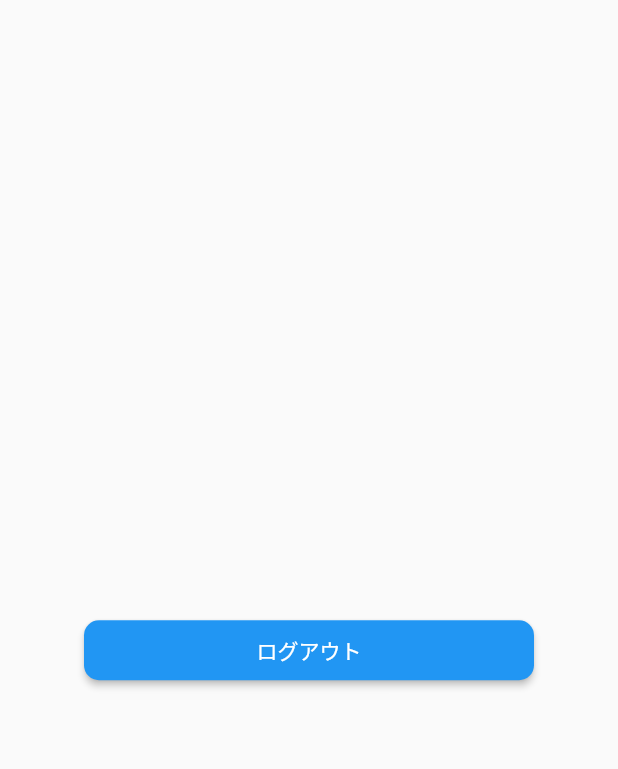
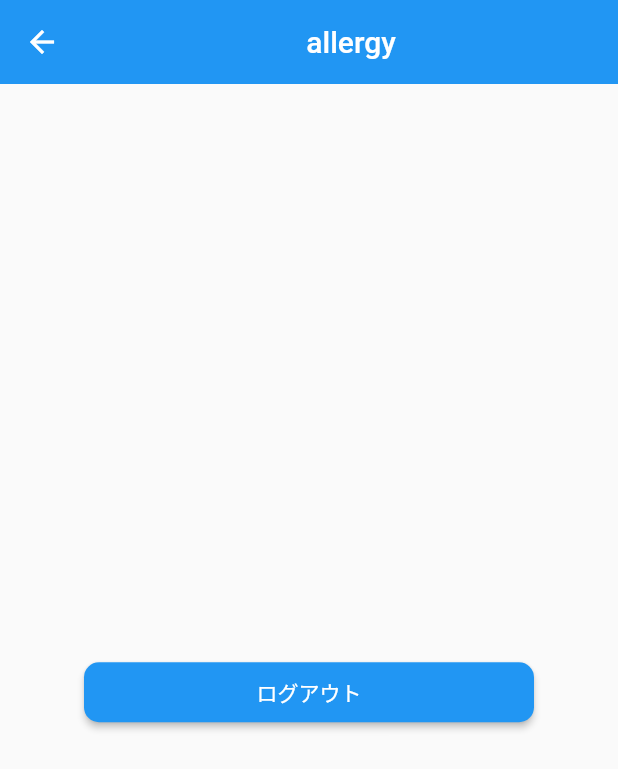
Before and after one commit to kotaitos/allergy, a Flutter app: the Home screen opened by its route, on a phone screen of 412 x 824 dp. Shown: the top 769 px of the screen. Run offline on Flutter 3.47's test engine with Material 2 defaults, Android fonts, the phone set to English and light mode, and no system bars; our stand-ins replace firebase_auth, firebase_core; accounts and stored records are empty; generated files the repository leaves out were written again.

Commit message:
:+1:app barを追加

```diff
--- a/lib/screens/home_screen.dart
+++ b/lib/screens/home_screen.dart
@@ -23,11 +23,10 @@ class Home extends StatelessWidget {
 
     return Scaffold(
       // Header部分
-      // appBar: AppBar(
-      //   elevation: 0,
-      //   backgroundColor: CustomColors.firebaseNavy,
-      //   title: const AppBarTitle(),
-      // ),
+      appBar: AppBar(
+        elevation: 0,
+        title: const AppBarTitle(),
+      ),
 
       // メイン画面
       body: Center(
```
Also changed, not shown: lib/widgets/app_bar_title.dart (+0 -25 lines).
